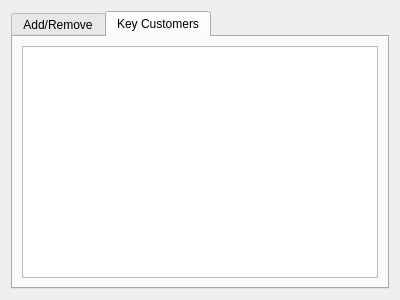
First picture: the form in cybersecurity/adminwindow.ui, repository mitchdotdev/cyberSecurity, before the edit.
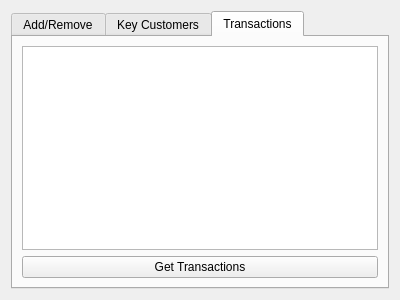
Second picture: the form after the edit.

```diff
--- a/cybersecurity/adminwindow.ui
+++ b/cybersecurity/adminwindow.ui
@@ -17,7 +17,7 @@
    <item>
     <widget class="QTabWidget" name="addremoveTab">
      <property name="currentIndex">
-      <number>1</number>
+      <number>2</number>
      </property>
      <widget class="QWidget" name="tab_1">
       <attribute name="title">
@@ -53,6 +53,23 @@
        </item>
       </layout>
      </widget>
+     <widget class="QWidget" name="tab">
+      <attribute name="title">
+       <string>Transactions</string>
+      </attribute>
+      <layout class="QVBoxLayout" name="verticalLayout_4">
+       <item>
+        <widget class="QTableView" name="transTable"/>
+       </item>
+       <item>
+        <widget class="QPushButton" name="transButton">
+         <property name="text">
+          <string>Get Transactions</string>
+         </property>
+        </widget>
+       </item>
+      </layout>
+     </widget>
     </widget>
    </item>
   </layout>
```
